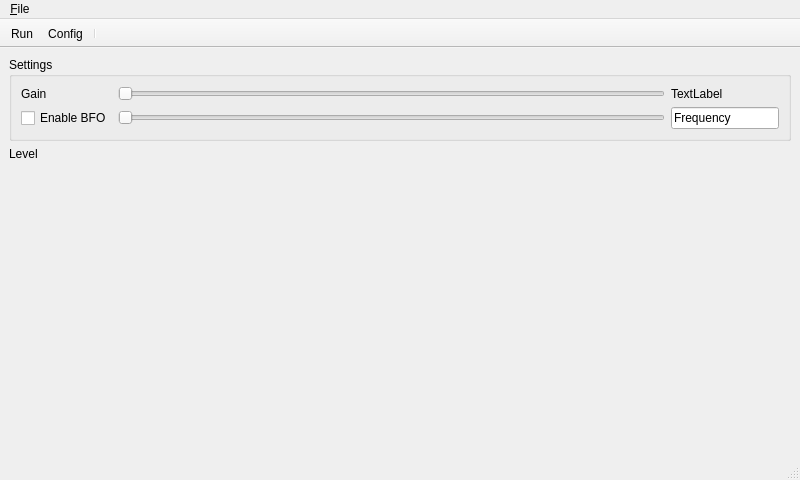
Old version of the form src/windows/main.ui in the repository sardylan/audioreceiver.
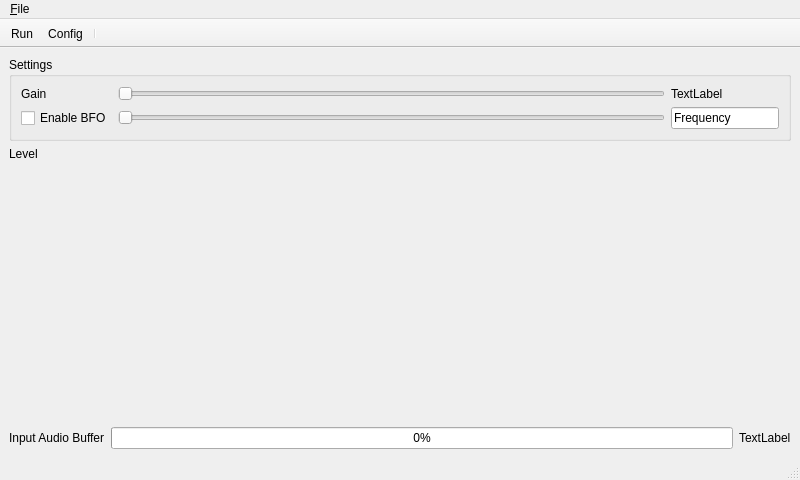
New version of the form.

Commit message: Adds buffer widget and fixes status bar infos

What changed in the file:
```diff
--- a/src/windows/main.ui
+++ b/src/windows/main.ui
@@ -14,8 +14,8 @@
             <string>Audio Receiver</string>
         </property>
         <widget class="QWidget" name="centralWidget">
-            <layout class="QGridLayout" name="gridLayout" rowstretch="0,0,1">
-                <item row="0" column="0" colspan="2">
+            <layout class="QGridLayout" name="gridLayout" rowstretch="0,0,1,0">
+                <item row="0" column="0" colspan="3">
                     <widget class="QGroupBox" name="settingsGroupBox">
                         <property name="title">
                             <string>Settings</string>
@@ -76,12 +76,39 @@
                         </property>
                     </widget>
                 </item>
-                <item row="1" column="1">
+                <item row="1" column="1" colspan="2">
                     <widget class="QStackedWidget" name="vuMeterStackedWidget"/>
                 </item>
-                <item row="2" column="0" colspan="2">
+                <item row="2" column="0" colspan="3">
                     <widget class="QStackedWidget" name="waterfallStackedWidget"/>
                 </item>
+                <item row="3" column="0">
+                    <widget class="QLabel" name="audioInputBufferLabel">
+                        <property name="text">
+                            <string>Input Audio Buffer</string>
+                        </property>
+                    </widget>
+                </item>
+                <item row="3" column="1">
+                    <widget class="QProgressBar" name="audioInputBufferProgressBar">
+                        <property name="minimum">
+                            <number>0</number>
+                        </property>
+                        <property name="maximum">
+                            <number>100</number>
+                        </property>
+                        <property name="value">
+                            <number>0</number>
+                        </property>
+                    </widget>
+                </item>
+                <item row="3" column="2">
+                    <widget class="QLabel" name="audioInputBufferValue">
+                        <property name="text">
+                            <string>TextLabel</string>
+                        </property>
+                    </widget>
+                </item>
             </layout>
         </widget>
         <widget class="QMenuBar" name="menuBar">
```
Left out of the diff: 2 changed lines with no effect on the pictures. The commit also changes 2 other files.
